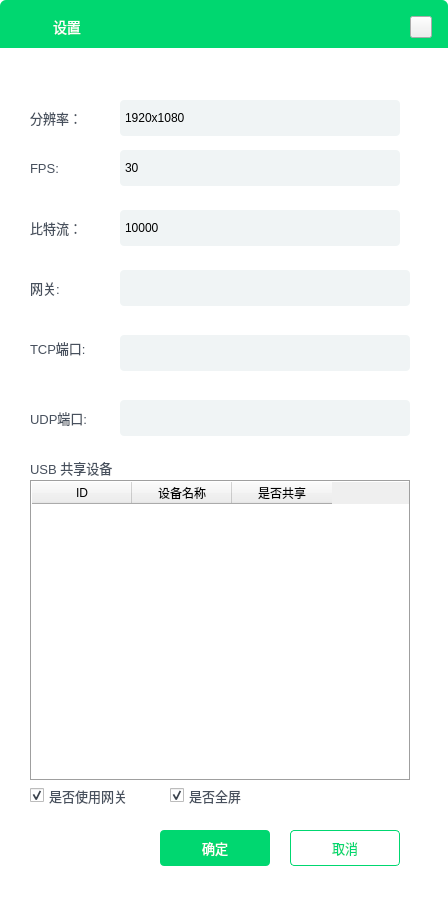
This is QJYTools/Settings.ui in KoterRomanov/QJYTools as Qt 5 draws it before an edit. The edited form follows.
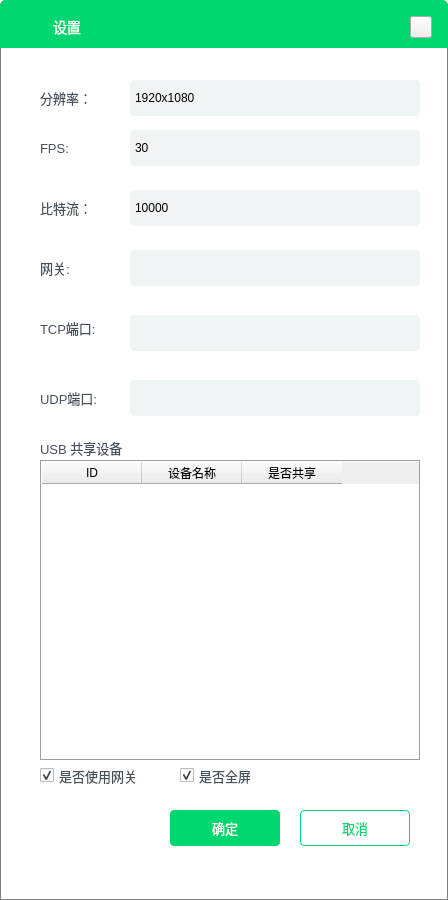
This is the edited form. Icons and pictures are not drawn.

```diff
--- a/QJYTools/Settings.ui
+++ b/QJYTools/Settings.ui
@@ -118,105 +118,153 @@
     </property>
    </widget>
   </widget>
-  <widget class="QLabel" name="label_fps">
+  <widget class="QWidget" name="widget_bottom" native="true">
    <property name="geometry">
     <rect>
-     <x>30</x>
-     <y>160</y>
-     <width>85</width>
-     <height>16</height>
+     <x>0</x>
+     <y>0</y>
+     <width>448</width>
+     <height>900</height>
     </rect>
    </property>
-   <property name="styleSheet">
-    <string notr="true">#label_fps
-{
-	color: #47505D;
-	font-size: 13px;
-}</string>
+   <property name="sizePolicy">
+    <sizepolicy hsizetype="Fixed" vsizetype="Fixed">
+     <horstretch>0</horstretch>
+     <verstretch>0</verstretch>
+    </sizepolicy>
    </property>
-   <property name="text">
-    <string>FPS:</string>
+   <property name="minimumSize">
+    <size>
+     <width>448</width>
+     <height>900</height>
+    </size>
    </property>
-  </widget>
-  <widget class="QLabel" name="label_resolution">
-   <property name="geometry">
-    <rect>
-     <x>30</x>
-     <y>110</y>
-     <width>81</width>
-     <height>16</height>
-    </rect>
+   <property name="maximumSize">
+    <size>
+     <width>448</width>
+     <height>900</height>
+    </size>
    </property>
    <property name="styleSheet">
-    <string notr="true">#label_resolution
+    <string notr="true">#widget_bottom
 {
+	background: #FFFFFF;
+	border-top-left-radius: 6px;
+	border-top-right-radius: 6px;
+	border: 1px solid gray;
+}</string>
+   </property>
+   <widget class="QLabel" name="label_udp_port">
+    <property name="geometry">
+     <rect>
+      <x>40</x>
+      <y>390</y>
+      <width>81</width>
+      <height>16</height>
+     </rect>
+    </property>
+    <property name="styleSheet">
+     <string notr="true">#label_udp_port
+{
 	color: #47505D;
 	font-size: 13px;
 }</string>
-   </property>
-   <property name="text">
-    <string>分辨率：</string>
-   </property>
-  </widget>
-  <widget class="QPushButton" name="button_ok">
-   <property name="geometry">
-    <rect>
-     <x>160</x>
-     <y>830</y>
-     <width>110</width>
-     <height>36</height>
-    </rect>
-   </property>
-   <property name="styleSheet">
-    <string notr="true">#button_ok
+    </property>
+    <property name="text">
+     <string>UDP端口:</string>
+    </property>
+   </widget>
+   <widget class="QLineEdit" name="lineedit_gateway">
+    <property name="geometry">
+     <rect>
+      <x>130</x>
+      <y>250</y>
+      <width>290</width>
+      <height>36</height>
+     </rect>
+    </property>
+    <property name="minimumSize">
+     <size>
+      <width>290</width>
+      <height>36</height>
+     </size>
+    </property>
+    <property name="maximumSize">
+     <size>
+      <width>290</width>
+      <height>36</height>
+     </size>
+    </property>
+    <property name="styleSheet">
+     <string notr="true">#lineedit_gateway
 {
-	background: #00D770;
+	min-height: 36px;
+	max-height: 36px;
+	min-width: 280px;
+	max-width: 280px;
 	border-radius: 4px;
-
-	font-size: 13px;
-	color: #FFFFFF;
+	background: #F0F4F5;
+	selection-color: red;
+	padding-left: 10px;
 }
 
-#button_ok:hover
+#lineedit_gateway:hover
 {
-	background: #00D770
+	border: 1px solid #00D770;
 }</string>
-   </property>
-   <property name="text">
-    <string>确定</string>
-   </property>
-  </widget>
-  <widget class="QLabel" name="label_bitrate">
-   <property name="geometry">
-    <rect>
-     <x>30</x>
-     <y>220</y>
-     <width>85</width>
-     <height>16</height>
-    </rect>
-   </property>
-   <property name="styleSheet">
-    <string notr="true">#label_bitrate
+    </property>
+   </widget>
+   <widget class="QLineEdit" name="lineedit_tcp_port">
+    <property name="geometry">
+     <rect>
+      <x>130</x>
+      <y>315</y>
+      <width>290</width>
+      <height>36</height>
+     </rect>
+    </property>
+    <property name="minimumSize">
+     <size>
+      <width>290</width>
+      <height>36</height>
+     </size>
+    </property>
+    <property name="maximumSize">
+     <size>
+      <width>290</width>
+      <height>36</height>
+     </size>
+    </property>
+    <property name="styleSheet">
+     <string notr="true">#lineedit_tcp_port
 {
-	color: #47505D;
-	font-size: 13px;
+	min-height: 36px;
+	max-height: 36px;
+	min-width: 280px;
+	max-width: 280px;
+	border-radius: 4px;
+	background: #F0F4F5;
+	selection-color: red;
+	padding-left: 10px;
+}
+
+#lineedit_tcp_port:hover
+{
+	border: 1px solid #00D770;
 }</string>
-   </property>
-   <property name="text">
-    <string>比特流：</string>
-   </property>
-  </widget>
-  <widget class="QPushButton" name="button_cancel">
-   <property name="geometry">
-    <rect>
-     <x>290</x>
-     <y>830</y>
-     <width>110</width>
-     <height>36</height>
-    </rect>
-   </property>
-   <property name="styleSheet">
-    <string notr="true">#button_cancel
+    </property>
+   </widget>
+   <widget class="QPushButton" name="button_cancel">
+    <property name="geometry">
+     <rect>
+      <x>300</x>
+      <y>810</y>
+      <width>110</width>
+      <height>36</height>
+     </rect>
+    </property>
+    <property name="styleSheet">
+     <string notr="true">#button_cancel
 {
 	background: #FFFFFF;
 	border-radius: 4px;
@@ -228,164 +276,136 @@
 	color: #00D770;
 }
 </string>
-   </property>
-   <property name="text">
-    <string>取消</string>
-   </property>
-  </widget>
-  <widget class="QComboBox" name="combobox_resolution">
-   <property name="geometry">
-    <rect>
-     <x>120</x>
-     <y>100</y>
-     <width>280</width>
-     <height>36</height>
-    </rect>
-   </property>
-   <property name="styleSheet">
-    <string notr="true">#combobox_resolution
+    </property>
+    <property name="text">
+     <string>取消</string>
+    </property>
+   </widget>
+   <widget class="QLabel" name="label_gateway">
+    <property name="geometry">
+     <rect>
+      <x>40</x>
+      <y>260</y>
+      <width>81</width>
+      <height>16</height>
+     </rect>
+    </property>
+    <property name="styleSheet">
+     <string notr="true">#label_gateway
 {
-	min-height: 36px;
-	max-height: 36px;
-	min-width: 280px;
-	max-width: 280px;
+	color: #47505D;
+	font-size: 13px;
+}</string>
+    </property>
+    <property name="text">
+     <string>网关:</string>
+    </property>
+   </widget>
+   <widget class="QPushButton" name="button_ok">
+    <property name="geometry">
+     <rect>
+      <x>170</x>
+      <y>810</y>
+      <width>110</width>
+      <height>36</height>
+     </rect>
+    </property>
+    <property name="styleSheet">
+     <string notr="true">#button_ok
+{
+	background: #00D770;
 	border-radius: 4px;
-	background: #F0F4F5;
-	selection-color: red;
-}
 
-#combobox_resolution:hover
-{
-	border: 1px solid #00D770;
+	font-size: 13px;
+	color: #FFFFFF;
 }
 
-QComboBox#combobox_resolution::drop-down
+#button_ok:hover
 {
-	border-bottom-right-radius: 4px;
-	border-top-right-radius: 4px;
-}
-
-
-QComboBox#combobox_resolution::down-arrow
-{
-	background: transparent;
-	padding: 0px 0px 0px 0px;
-	image: url(:/image/icon_down-arrow.png);
-}
-
-/*下拉框颜色*/
-QComboBox QAbstractItemView
-{
-	outline: 0px solid gray; /*选定项的虚框*/
-	background: #FFFFFF;
-	border-bottom-left-radius: 4px;
-	border-bottom-right-radius: 4px;
-}
-
-QComboBox QAbstractItemView::Item
-{
-	height: 36px;
-}
-
-QComboBox QAbstractItemView::Item:hover
-{
-	color: white;
-	background-color: #00D770;
-}
-
-QComboBox QAbstractItemView::Item:selected
-{
-	color: white;
-	background-color: #00D770;
+	background: #00D770
 }</string>
-   </property>
-   <item>
-    <property name="text">
-     <string>1920x1080</string>
     </property>
-   </item>
-   <item>
     <property name="text">
-     <string>7680x4320</string>
+     <string>确定</string>
     </property>
-   </item>
-   <item>
-    <property name="text">
-     <string>5120x2880</string>
+   </widget>
+   <widget class="QTableWidget" name="tablewidget_share_usb">
+    <property name="geometry">
+     <rect>
+      <x>40</x>
+      <y>460</y>
+      <width>381</width>
+      <height>301</height>
+     </rect>
     </property>
-   </item>
-   <item>
-    <property name="text">
-     <string>4096x2160</string>
+    <property name="autoFillBackground">
+     <bool>false</bool>
     </property>
-   </item>
-   <item>
-    <property name="text">
-     <string>3840x2160</string>
+    <property name="frameShape">
+     <enum>QFrame::Box</enum>
     </property>
-   </item>
-   <item>
-    <property name="text">
-     <string>2560x1600</string>
+    <column>
+     <property name="text">
+      <string>ID</string>
+     </property>
+    </column>
+    <column>
+     <property name="text">
+      <string>设备名称</string>
+     </property>
+    </column>
+    <column>
+     <property name="text">
+      <string>是否共享</string>
+     </property>
+    </column>
+   </widget>
+   <widget class="QCheckBox" name="checkbox_screen">
+    <property name="geometry">
+     <rect>
+      <x>180</x>
+      <y>760</y>
+      <width>111</width>
+      <height>31</height>
+     </rect>
     </property>
-   </item>
-   <item>
-    <property name="text">
-     <string>2560x1440</string>
+    <property name="styleSheet">
+     <string notr="true">#checkbox_screen
+{
+	color: #47505D;
+	font-size: 13px;
+}</string>
     </property>
-   </item>
-   <item>
     <property name="text">
-     <string>2048x1536</string>
+     <string>是否全屏</string>
     </property>
-   </item>
-   <item>
-    <property name="text">
-     <string>1920x1200</string>
+    <property name="checked">
+     <bool>true</bool>
     </property>
-   </item>
-   <item>
-    <property name="text">
-     <string>1600x1200</string>
+   </widget>
+   <widget class="QLineEdit" name="lineedit_udp_port">
+    <property name="geometry">
+     <rect>
+      <x>130</x>
+      <y>380</y>
+      <width>290</width>
+      <height>36</height>
+     </rect>
     </property>
-   </item>
-   <item>
-    <property name="text">
-     <string>1280x1024</string>
+    <property name="minimumSize">
+     <size>
+      <width>290</width>
+      <height>36</height>
+     </size>
     </property>
-   </item>
-   <item>
-    <property name="text">
-     <string>1280x960</string>
+    <property name="maximumSize">
+     <size>
+      <width>290</width>
+      <height>36</height>
+     </size>
     </property>
-   </item>
-   <item>
-    <property name="text">
-     <string>1280x768</string>
-    </property>
-   </item>
-   <item>
-    <property name="text">
-     <string>1024x768</string>
-    </property>
-   </item>
-   <item>
-    <property name="text">
-     <string>800x600</string>
-    </property>
-   </item>
-  </widget>
-  <widget class="QComboBox" name="combobox_fps">
-   <property name="geometry">
-    <rect>
-     <x>120</x>
-     <y>150</y>
-     <width>280</width>
-     <height>36</height>
-    </rect>
-   </property>
-   <property name="styleSheet">
-    <string notr="true">#combobox_fps
+    <property name="styleSheet">
+     <string notr="true">#lineedit_udp_port
 {
 	min-height: 36px;
 	max-height: 36px;
@@ -394,80 +414,49 @@
 	border-radius: 4px;
 	background: #F0F4F5;
 	selection-color: red;
+	padding-left: 10px;
 }
 
-#combobox_fps:hover
+#lineedit_udp_port:hover
 {
 	border: 1px solid #00D770;
-}
-
-QComboBox#combobox_fps::drop-down
-{
-	border-bottom-right-radius: 4px;
-	border-top-right-radius: 4px;
-}
-
-
-QComboBox#combobox_fps::down-arrow
-{
-	background: transparent;
-	padding: 0px 0px 0px 0px;
-	image: url(:/image/icon_down-arrow.png);
-}
-
-/*下拉框颜色*/
-QComboBox QAbstractItemView
-{
-	outline: 0px solid gray; /*选定项的虚框*/
-	background: #FFFFFF;
-	border-bottom-left-radius: 4px;
-	border-bottom-right-radius: 4px;
-}
-
-QComboBox QAbstractItemView::Item
-{
-	height: 36px;
-}
-
-QComboBox QAbstractItemView::Item:hover
-{
-	color: white;
-	background-color: #00D770;
-}
-
-QComboBox QAbstractItemView::Item:selected
-{
-	color: white;
-	background-color: #00D770;
 }</string>
-   </property>
-   <item>
-    <property name="text">
-     <string>30</string>
     </property>
-   </item>
-   <item>
-    <property name="text">
-     <string>60</string>
+   </widget>
+   <widget class="QComboBox" name="combobox_bitrate">
+    <property name="geometry">
+     <rect>
+      <x>130</x>
+      <y>190</y>
+      <width>290</width>
+      <height>36</height>
+     </rect>
     </property>
-   </item>
-  </widget>
-  <widget class="QComboBox" name="combobox_bitrate">
-   <property name="geometry">
-    <rect>
-     <x>120</x>
-     <y>210</y>
-     <width>280</width>
-     <height>36</height>
-    </rect>
-   </property>
-   <property name="styleSheet">
-    <string notr="true">#combobox_bitrate
+    <property name="sizePolicy">
+     <sizepolicy hsizetype="Expanding" vsizetype="Fixed">
+      <horstretch>0</horstretch>
+      <verstretch>0</verstretch>
+     </sizepolicy>
+    </property>
+    <property name="minimumSize">
+     <size>
+      <width>290</width>
+      <height>36</height>
+     </size>
+    </property>
+    <property name="maximumSize">
+     <size>
+      <width>290</width>
+      <height>36</height>
+     </size>
+    </property>
+    <property name="styleSheet">
+     <string notr="true">#combobox_bitrate
 {
 	min-height: 36px;
 	max-height: 36px;
-	min-width: 280px;
-	max-width: 280px;
+	min-width: 290px;
+	max-width: 290px;
 	border-radius: 4px;
 	background: #F0F4F5;
 	selection-color: red;
@@ -517,310 +506,414 @@
 	color: white;
 	background-color: #00D770;
 }</string>
-   </property>
-   <item>
-    <property name="text">
-     <string>10000</string>
     </property>
-   </item>
-   <item>
-    <property name="text">
-     <string>20000</string>
+    <item>
+     <property name="text">
+      <string>10000</string>
+     </property>
+    </item>
+    <item>
+     <property name="text">
+      <string>20000</string>
+     </property>
+    </item>
+    <item>
+     <property name="text">
+      <string>30000</string>
+     </property>
+    </item>
+    <item>
+     <property name="text">
+      <string>40000</string>
+     </property>
+    </item>
+    <item>
+     <property name="text">
+      <string>50000</string>
+     </property>
+    </item>
+   </widget>
+   <widget class="QLabel" name="label_resolution">
+    <property name="geometry">
+     <rect>
+      <x>40</x>
+      <y>90</y>
+      <width>81</width>
+      <height>16</height>
+     </rect>
     </property>
-   </item>
-   <item>
-    <property name="text">
-     <string>30000</string>
+    <property name="styleSheet">
+     <string notr="true">#label_resolution
+{
+	color: #47505D;
+	font-size: 13px;
+}</string>
     </property>
-   </item>
-   <item>
     <property name="text">
-     <string>40000</string>
+     <string>分辨率：</string>
     </property>
-   </item>
-   <item>
-    <property name="text">
-     <string>50000</string>
+   </widget>
+   <widget class="QCheckBox" name="checkbox_use_gateway">
+    <property name="geometry">
+     <rect>
+      <x>40</x>
+      <y>760</y>
+      <width>111</width>
+      <height>31</height>
+     </rect>
     </property>
-   </item>
-  </widget>
-  <widget class="QCheckBox" name="checkbox_use_gateway">
-   <property name="geometry">
-    <rect>
-     <x>30</x>
-     <y>780</y>
-     <width>111</width>
-     <height>31</height>
-    </rect>
-   </property>
-   <property name="styleSheet">
-    <string notr="true">#checkbox_use_gateway
+    <property name="styleSheet">
+     <string notr="true">#checkbox_use_gateway
 {
 	color: #47505D;
 	font-size: 13px;
 }</string>
-   </property>
-   <property name="text">
-    <string>是否使用网关</string>
-   </property>
-   <property name="checked">
-    <bool>true</bool>
-   </property>
-  </widget>
-  <widget class="QLabel" name="label_gateway">
-   <property name="geometry">
-    <rect>
-     <x>30</x>
-     <y>280</y>
-     <width>81</width>
-     <height>16</height>
-    </rect>
-   </property>
-   <property name="styleSheet">
-    <string notr="true">#label_gateway
+    </property>
+    <property name="text">
+     <string>是否使用网关</string>
+    </property>
+    <property name="checked">
+     <bool>true</bool>
+    </property>
+   </widget>
+   <widget class="QComboBox" name="combobox_fps">
+    <property name="geometry">
+     <rect>
+      <x>130</x>
+      <y>130</y>
+      <width>290</width>
+      <height>36</height>
+     </rect>
+    </property>
+    <property name="sizePolicy">
+     <sizepolicy hsizetype="Expanding" vsizetype="Fixed">
+      <horstretch>0</horstretch>
+      <verstretch>0</verstretch>
+     </sizepolicy>
+    </property>
+    <property name="minimumSize">
+     <size>
+      <width>290</width>
+      <height>36</height>
+     </size>
+    </property>
+    <property name="maximumSize">
+     <size>
+      <width>290</width>
+      <height>36</height>
+     </size>
+    </property>
+    <property name="styleSheet">
+     <string notr="true">#combobox_fps
 {
-	color: #47505D;
-	font-size: 13px;
+	min-height: 36px;
+	max-height: 36px;
+	min-width: 290px;
+	max-width: 290px;
+	border-radius: 4px;
+	background: #F0F4F5;
+	selection-color: red;
+}
+
+#combobox_fps:hover
+{
+	border: 1px solid #00D770;
+}
+
+QComboBox#combobox_fps::drop-down
+{
+	border-bottom-right-radius: 4px;
+	border-top-right-radius: 4px;
+}
+
+
+QComboBox#combobox_fps::down-arrow
+{
+	background: transparent;
+	padding: 0px 0px 0px 0px;
+	image: url(:/image/icon_down-arrow.png);
+}
+
+/*下拉框颜色*/
+QComboBox QAbstractItemView
+{
+	outline: 0px solid gray; /*选定项的虚框*/
+	background: #FFFFFF;
+	border-bottom-left-radius: 4px;
+	border-bottom-right-radius: 4px;
+}
+
+QComboBox QAbstractItemView::Item
+{
+	height: 36px;
+}
+
+QComboBox QAbstractItemView::Item:hover
+{
+	color: white;
+	background-color: #00D770;
+}
+
+QComboBox QAbstractItemView::Item:selected
+{
+	color: white;
+	background-color: #00D770;
 }</string>
-   </property>
-   <property name="text">
-    <string>网关:</string>
-   </property>
-  </widget>
-  <widget class="QLabel" name="label_tcp_port">
-   <property name="geometry">
-    <rect>
-     <x>30</x>
-     <y>340</y>
-     <width>81</width>
-     <height>16</height>
-    </rect>
-   </property>
-   <property name="styleSheet">
-    <string notr="true">#label_tcp_port
+    </property>
+    <item>
+     <property name="text">
+      <string>30</string>
+     </property>
+    </item>
+    <item>
+     <property name="text">
+      <string>60</string>
+     </property>
+    </item>
+   </widget>
+   <widget class="QLabel" name="label_bitrate">
+    <property name="geometry">
+     <rect>
+      <x>40</x>
+      <y>200</y>
+      <width>85</width>
+      <height>16</height>
+     </rect>
+    </property>
+    <property name="styleSheet">
+     <string notr="true">#label_bitrate
 {
 	color: #47505D;
 	font-size: 13px;
 }</string>
-   </property>
-   <property name="text">
-    <string>TCP端口:</string>
-   </property>
-  </widget>
-  <widget class="QLabel" name="label_udp_port">
-   <property name="geometry">
-    <rect>
-     <x>30</x>
-     <y>410</y>
-     <width>81</width>
-     <height>16</height>
-    </rect>
-   </property>
-   <property name="styleSheet">
-    <string notr="true">#label_udp_port
+    </property>
+    <property name="text">
+     <string>比特流：</string>
+    </property>
+   </widget>
+   <widget class="QLabel" name="label_fps">
+    <property name="geometry">
+     <rect>
+      <x>40</x>
+      <y>140</y>
+      <width>85</width>
+      <height>16</height>
+     </rect>
+    </property>
+    <property name="styleSheet">
+     <string notr="true">#label_fps
 {
 	color: #47505D;
 	font-size: 13px;
 }</string>
-   </property>
-   <property name="text">
-    <string>UDP端口:</string>
-   </property>
-  </widget>
-  <widget class="QLineEdit" name="lineedit_gateway">
-   <property name="geometry">
-    <rect>
-     <x>120</x>
-     <y>270</y>
-     <width>290</width>
-     <height>36</height>
-    </rect>
-   </property>
-   <property name="minimumSize">
-    <size>
-     <width>290</width>
-     <height>36</height>
-    </size>
-   </property>
-   <property name="maximumSize">
-    <size>
-     <width>290</width>
-     <height>36</height>
-    </size>
-   </property>
-   <property name="styleSheet">
-    <string notr="true">#lineedit_gateway
+    </property>
+    <property name="text">
+     <string>FPS:</string>
+    </property>
+   </widget>
+   <widget class="QComboBox" name="combobox_resolution">
+    <property name="geometry">
+     <rect>
+      <x>130</x>
+      <y>80</y>
+      <width>290</width>
+      <height>36</height>
+     </rect>
+    </property>
+    <property name="sizePolicy">
+     <sizepolicy hsizetype="Expanding" vsizetype="Fixed">
+      <horstretch>0</horstretch>
+      <verstretch>0</verstretch>
+     </sizepolicy>
+    </property>
+    <property name="minimumSize">
+     <size>
+      <width>290</width>
+      <height>36</height>
+     </size>
+    </property>
+    <property name="maximumSize">
+     <size>
+      <width>290</width>
+      <height>36</height>
+     </size>
+    </property>
+    <property name="styleSheet">
+     <string notr="true">#combobox_resolution
 {
 	min-height: 36px;
 	max-height: 36px;
-	min-width: 280px;
-	max-width: 280px;
+	min-width: 290px;
+	max-width: 290px;
 	border-radius: 4px;
 	background: #F0F4F5;
 	selection-color: red;
-	padding-left: 10px;
 }
 
-#lineedit_gateway:hover
+#combobox_resolution:hover
 {
 	border: 1px solid #00D770;
-}</string>
-   </property>
-  </widget>
-  <widget class="QLineEdit" name="lineedit_tcp_port">
-   <property name="geometry">
-    <rect>
-     <x>120</x>
-     <y>335</y>
-     <width>290</width>
-     <height>36</height>
-    </rect>
-   </property>
-   <property name="minimumSize">
-    <size>
-     <width>290</width>
-     <height>36</height>
-    </size>
-   </property>
-   <property name="maximumSize">
-    <size>
-     <width>290</width>
-     <height>36</height>
-    </size>
-   </property>
-   <property name="styleSheet">
-    <string notr="true">#lineedit_tcp_port
+}
+
+QComboBox#combobox_resolution::drop-down
 {
-	min-height: 36px;
-	max-height: 36px;
-	min-width: 280px;
-	max-width: 280px;
-	border-radius: 4px;
-	background: #F0F4F5;
-	selection-color: red;
-	padding-left: 10px;
+	border-bottom-right-radius: 4px;
+	border-top-right-radius: 4px;
 }
 
-#lineedit_tcp_port:hover
+
+QComboBox#combobox_resolution::down-arrow
 {
-	border: 1px solid #00D770;
-}</string>
-   </property>
-  </widget>
-  <widget class="QLineEdit" name="lineedit_udp_port">
-   <property name="geometry">
-    <rect>
-     <x>120</x>
-     <y>400</y>
-     <width>290</width>
-     <height>36</height>
-    </rect>
-   </property>
-   <property name="minimumSize">
-    <size>
-     <width>290</width>
-     <height>36</height>
-    </size>
-   </property>
-   <property name="maximumSize">
-    <size>
-     <width>290</width>
-     <height>36</height>
-    </size>
-   </property>
-   <property name="styleSheet">
-    <string notr="true">#lineedit_udp_port
+	background: transparent;
+	padding: 0px 0px 0px 0px;
+	image: url(:/image/icon_down-arrow.png);
+}
+
+/*下拉框颜色*/
+QComboBox QAbstractItemView
 {
-	min-height: 36px;
-	max-height: 36px;
-	min-width: 280px;
-	max-width: 280px;
-	border-radius: 4px;
-	background: #F0F4F5;
-	selection-color: red;
-	padding-left: 10px;
+	outline: 0px solid gray; /*选定项的虚框*/
+	background: #FFFFFF;
+	border-bottom-left-radius: 4px;
+	border-bottom-right-radius: 4px;
 }
 
-#lineedit_udp_port:hover
+QComboBox QAbstractItemView::Item
 {
-	border: 1px solid #00D770;
+	height: 36px;
+}
+
+QComboBox QAbstractItemView::Item:hover
+{
+	color: white;
+	background-color: #00D770;
+}
+
+QComboBox QAbstractItemView::Item:selected
+{
+	color: white;
+	background-color: #00D770;
 }</string>
-   </property>
-  </widget>
-  <widget class="QCheckBox" name="checkbox_screen">
-   <property name="geometry">
-    <rect>
-     <x>170</x>
-     <y>780</y>
-     <width>111</width>
-     <height>31</height>
-    </rect>
-   </property>
-   <property name="styleSheet">
-    <string notr="true">#checkbox_screen
+    </property>
+    <item>
+     <property name="text">
+      <string>1920x1080</string>
+     </property>
+    </item>
+    <item>
+     <property name="text">
+      <string>7680x4320</string>
+     </property>
+    </item>
+    <item>
+     <property name="text">
+      <string>5120x2880</string>
+     </property>
+    </item>
+    <item>
+     <property name="text">
+      <string>4096x2160</string>
+     </property>
+    </item>
+    <item>
+     <property name="text">
+      <string>3840x2160</string>
+     </property>
+    </item>
+    <item>
+     <property name="text">
+      <string>2560x1600</string>
+     </property>
+    </item>
+    <item>
+     <property name="text">
+      <string>2560x1440</string>
+     </property>
+    </item>
+    <item>
+     <property name="text">
+      <string>2048x1536</string>
+     </property>
+    </item>
+    <item>
+     <property name="text">
+      <string>1920x1200</string>
+     </property>
+    </item>
+    <item>
+     <property name="text">
+      <string>1600x1200</string>
+     </property>
+    </item>
+    <item>
+     <property name="text">
+      <string>1280x1024</string>
+     </property>
+    </item>
+    <item>
+     <property name="text">
+      <string>1280x960</string>
+     </property>
+    </item>
+    <item>
+     <property name="text">
+      <string>1280x768</string>
+     </property>
+    </item>
+    <item>
+     <property name="text">
+      <string>1024x768</string>
+     </property>
+    </item>
+    <item>
+     <property name="text">
+      <string>800x600</string>
+     </property>
+    </item>
+   </widget>
+   <widget class="QLabel" name="label_share_usb">
+    <property name="geometry">
+     <rect>
+      <x>40</x>
+      <y>440</y>
+      <width>161</width>
+      <height>16</height>
+     </rect>
+    </property>
+    <property name="styleSheet">
+     <string notr="true">#label_share_usb
 {
 	color: #47505D;
 	font-size: 13px;
 }</string>
-   </property>
-   <property name="text">
-    <string>是否全屏</string>
-   </property>
-   <property name="checked">
-    <bool>true</bool>
-   </property>
-  </widget>
-  <widget class="QTableWidget" name="tablewidget_share_usb">
-   <property name="geometry">
-    <rect>
-     <x>30</x>
-     <y>480</y>
-     <width>381</width>
-     <height>301</height>
-    </rect>
-   </property>
-   <property name="autoFillBackground">
-    <bool>false</bool>
-   </property>
-   <property name="frameShape">
-    <enum>QFrame::Box</enum>
-   </property>
-   <column>
-    <property name="text">
-     <string>ID</string>
     </property>
-   </column>
-   <column>
     <property name="text">
-     <string>设备名称</string>
+     <string>USB 共享设备</string>
     </property>
-   </column>
-   <column>
-    <property name="text">
-     <string>是否共享</string>
+   </widget>
+   <widget class="QLabel" name="label_tcp_port">
+    <property name="geometry">
+     <rect>
+      <x>40</x>
+      <y>320</y>
+      <width>81</width>
+      <height>16</height>
+     </rect>
     </property>
-   </column>
-  </widget>
-  <widget class="QLabel" name="label_share_usb">
-   <property name="geometry">
-    <rect>
-     <x>30</x>
-     <y>460</y>
-     <width>161</width>
-     <height>16</height>
-    </rect>
-   </property>
-   <property name="styleSheet">
-    <string notr="true">#label_share_usb
+    <property name="styleSheet">
+     <string notr="true">#label_tcp_port
 {
 	color: #47505D;
 	font-size: 13px;
 }</string>
-   </property>
-   <property name="text">
-    <string>USB 共享设备</string>
-   </property>
+    </property>
+    <property name="text">
+     <string>TCP端口:</string>
+    </property>
+   </widget>
   </widget>
+  <zorder>widget_bottom</zorder>
+  <zorder>title_widget</zorder>
  </widget>
  <resources/>
  <connections/>
```
